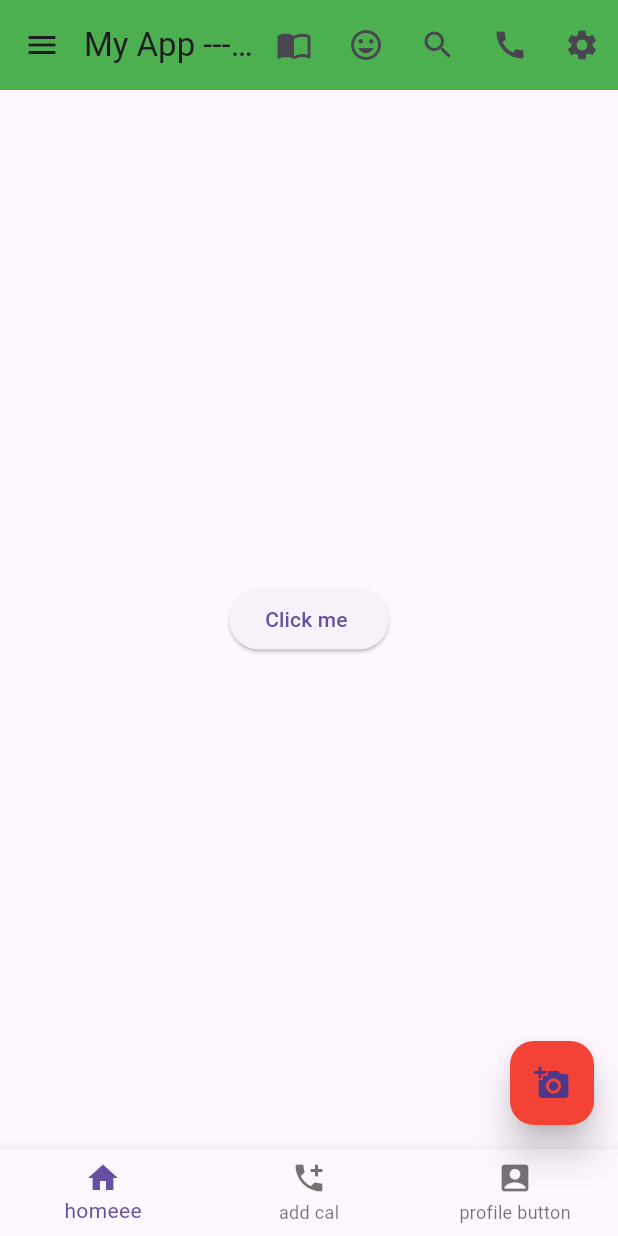
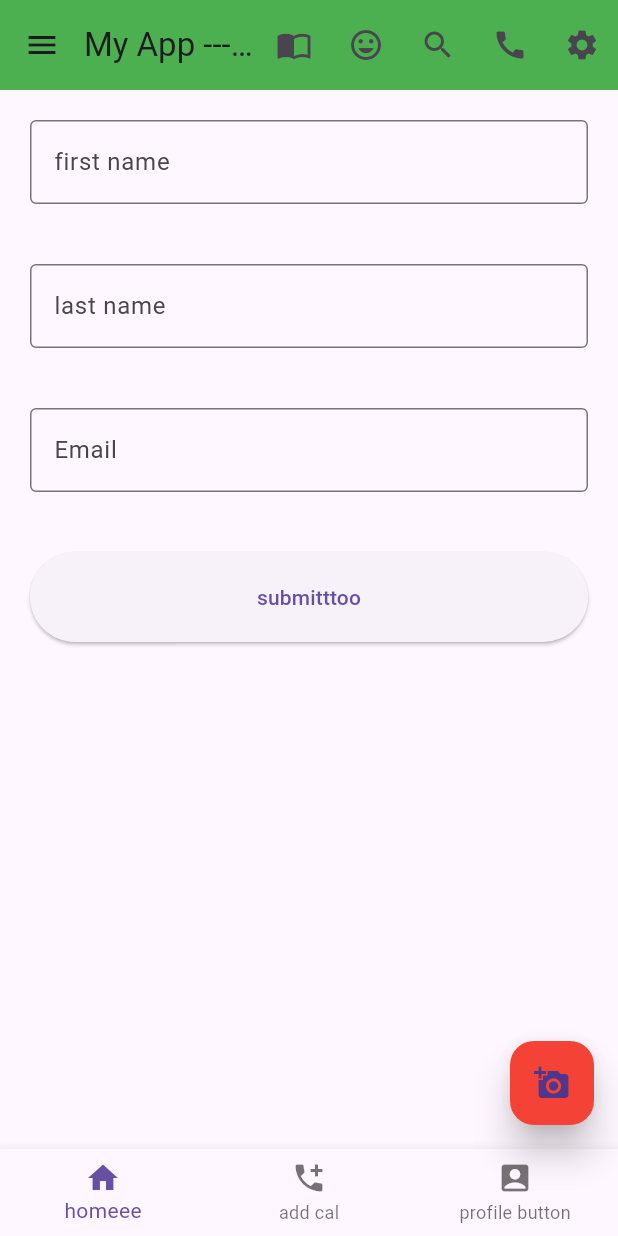
Before and after one commit to sam-in07/flutter-project-first, a Flutter app: the screen it shows after launch, on a phone screen of 412 x 824 dp. Run offline on Flutter 3.47's test engine with Material 3 defaults, Android fonts, the phone set to English and light mode, and no system bars.

Commit message:
hehe
ddd

```diff
--- a/Fultter first project/amnie/lib/main.dart
+++ b/Fultter first project/amnie/lib/main.dart
@@ -80,11 +80,13 @@ class HomeActivity extends StatelessWidget{
     //throw UnimplementedErro     r();
     //Scaffold vitore appbar body agula thakbe
     final  ButtonStyle buttonStyle=ElevatedButton.styleFrom(
-        padding: EdgeInsets.all(25) ,
-        backgroundColor: Colors.green ,
-        foregroundColor: Colors.white,
-        shape: RoundedRectangleBorder(borderRadius: BorderRadius.circular(20))
+        // padding: EdgeInsets.all(25) ,
+        // backgroundColor: Colors.green ,
+        // foregroundColor: Colors.white,
+        minimumSize: Size(double.infinity, 60),
+       // shape: RoundedRectangleBorder(borderRadius: BorderRadius.circular(20))
     );
+
 
     return Scaffold(
       appBar: AppBar(
@@ -287,10 +289,18 @@ class HomeActivity extends StatelessWidget{
       //   //Text("it me samin"),
       //
       // ),
-    body: Center(
-      child: ElevatedButton(onPressed: (){Mylartdiglouge(context);}, child: Text("Click me ")),
-    ),
-
+    // body: Center(
+    //   child: ElevatedButton(onPressed: (){Mylartdiglouge(context);}, child: Text("Click me ")),
+    // ),
+      body: Column(
+        mainAxisAlignment: MainAxisAlignment.start,
+        children: [
+          Padding(padding: EdgeInsets.all(20), child: TextField(decoration: InputDecoration(border: OutlineInputBorder(), labelText: 'first name' ),)) ,
+          Padding(padding: EdgeInsets.all(20), child: TextField(decoration: InputDecoration(border: OutlineInputBorder(), labelText: 'last name' ),)) ,
+          Padding(padding: EdgeInsets.all(20), child: TextField(decoration: InputDecoration(border: OutlineInputBorder(), labelText: 'Email' ),)) ,
+          Padding(padding: EdgeInsets.all(20), child: ElevatedButton(onPressed: (){}, child: Text('submitttoo') , style:buttonStyle,),) ,
+        ],
+      ),
 
     );
   }
```
